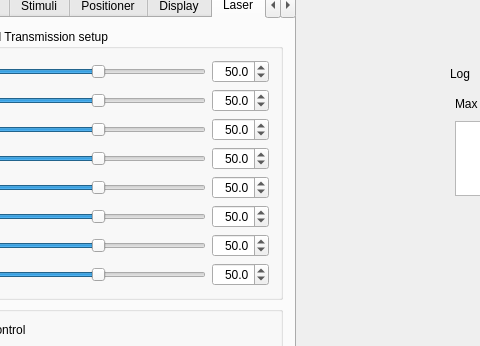
Old version of the form Imagine/imagine.ui in the repository HolyLab/Imagine; both pictures show x 124 to 604 and y 204 to 550 of the 789 by 797 pixel window.
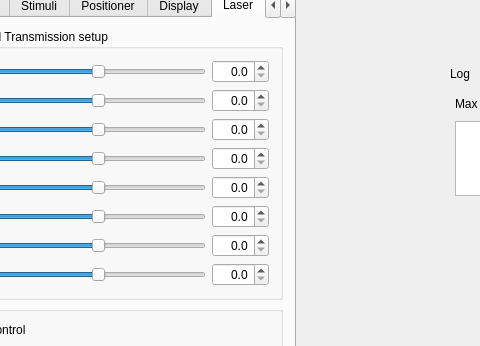
New version of the form. Icons and pictures are not drawn. Custom widgets are drawn as their Qt base class.

```diff
--- a/Imagine/imagine.ui
+++ b/Imagine/imagine.ui
@@ -2888,7 +2888,7 @@
                   <double>0.100000000000000</double>
                  </property>
                  <property name="value">
-                  <double>50.000000000000000</double>
+                  <double>0.000000000000000</double>
                  </property>
                 </widget>
                </item>
@@ -2926,7 +2926,7 @@
                   <double>0.100000000000000</double>
                  </property>
                  <property name="value">
-                  <double>50.000000000000000</double>
+                  <double>0.000000000000000</double>
                  </property>
                 </widget>
                </item>
@@ -2945,7 +2945,7 @@
                   <double>0.100000000000000</double>
                  </property>
                  <property name="value">
-                  <double>50.000000000000000</double>
+                  <double>0.000000000000000</double>
                  </property>
                 </widget>
                </item>
@@ -2964,7 +2964,7 @@
                   <double>0.100000000000000</double>
                  </property>
                  <property name="value">
-                  <double>50.000000000000000</double>
+                  <double>0.000000000000000</double>
                  </property>
                 </widget>
                </item>
@@ -3117,7 +3117,7 @@
                   <double>0.100000000000000</double>
                  </property>
                  <property name="value">
-                  <double>50.000000000000000</double>
+                  <double>0.000000000000000</double>
                  </property>
                 </widget>
                </item>
@@ -3136,7 +3136,7 @@
                   <double>0.100000000000000</double>
                  </property>
                  <property name="value">
-                  <double>50.000000000000000</double>
+                  <double>0.000000000000000</double>
                  </property>
                 </widget>
                </item>
@@ -3155,7 +3155,7 @@
                   <double>0.100000000000000</double>
                  </property>
                  <property name="value">
-                  <double>50.000000000000000</double>
+                  <double>0.000000000000000</double>
                  </property>
                 </widget>
                </item>
@@ -3174,7 +3174,7 @@
                   <double>0.100000000000000</double>
                  </property>
                  <property name="value">
-                  <double>50.000000000000000</double>
+                  <double>0.000000000000000</double>
                  </property>
                 </widget>
                </item>
```
